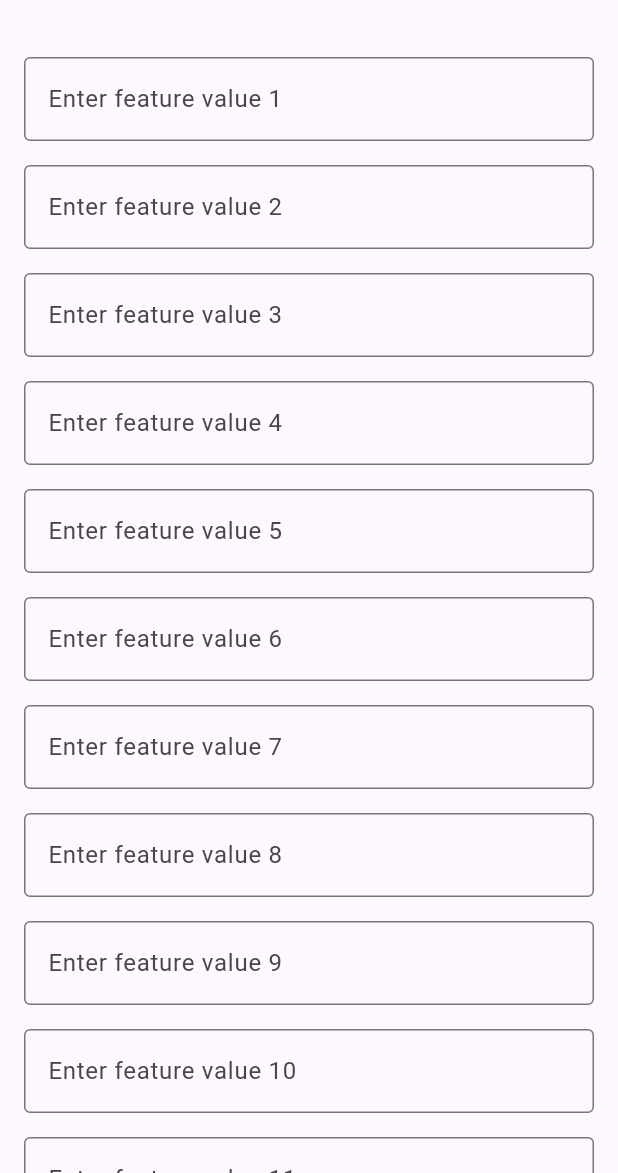
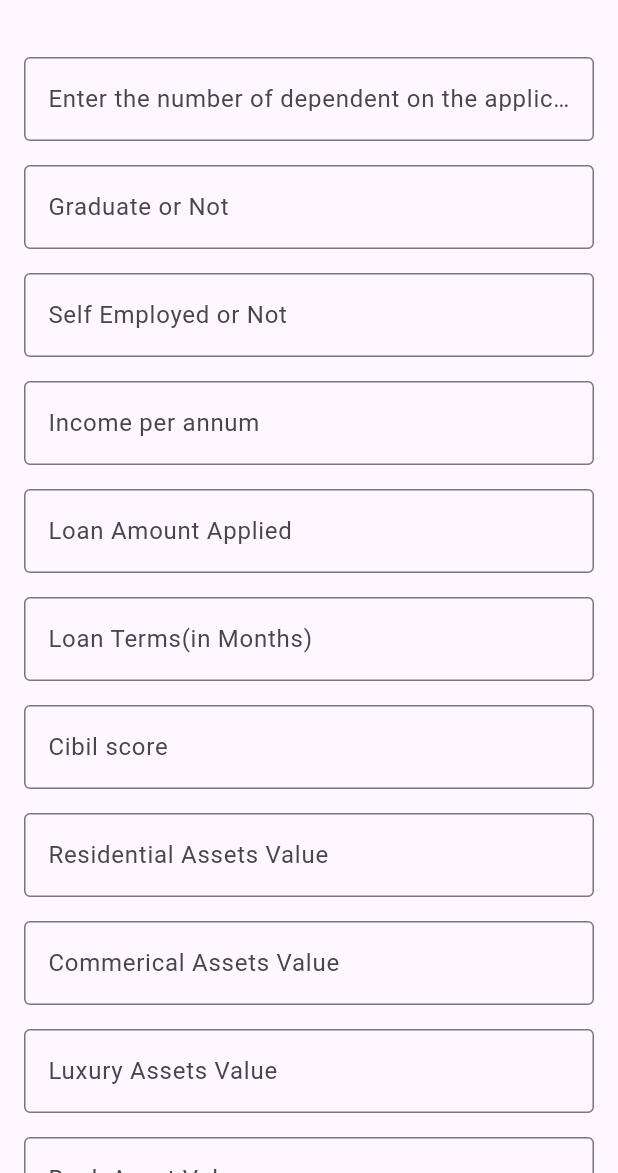
Before and after one commit to Amoako419/LoanAI, a Flutter app: the PredictionWidget widget shown alone on an empty page, opened directly, on a phone screen of 412 x 824 dp, the part 63-1236 px from its top. Run offline on Flutter 3.47's test engine with Material 3 defaults, Android fonts, the phone set to English and light mode, and no system bars; project files that could hold a hidden picture were left out.

Commit message:
UI updated

```diff
--- a/app/loanai_app/lib/pages/mainpage.dart
+++ b/app/loanai_app/lib/pages/mainpage.dart
@@ -24,17 +24,19 @@ class MyApp extends StatelessWidget {
                       title: Text('Feature Input Instructions'),
                       content: Text(
                           'Please enter values for the following features:\n\n'
-                          '1. Feature 1\n'
-                          '2. Feature 2\n'
-                          '3. Feature 3\n'
-                          '4. Feature 4\n'
-                          '5. Feature 5\n'
-                          '6. Feature 6\n'
-                          '7. Feature 7\n'
-                          '8. Feature 8\n'
-                          '9. Feature 9\n'
-                          '10. Feature 10\n'
-                          '11. Feature 11\n'),
+                          '1. Number of dependents\n'
+                          '2. Education (Gradute is 0, Not is 1)\n'
+                          '3. Self employed(Self_employed is 1, Not is 0)\n'
+                          '4. Income per year\n'
+                          '5. Amount requested\n'
+                          '6. Time to repay the loan (in Months)\n'
+                          '7. Cibil_score\n'
+                          '8. Residental Assets Value\n'
+                          '9. Commerical Assets Value\n'
+                          '10. Luxury Assets Value\n'
+                          '11. Bank Assets value\n'
+                          'If the predictions is 0 then donot approve the loan\n'
+                          'If the predictions is 1 then Approve the loan\n'),
                       actions: <Widget>[
                         TextButton(
                           child: Text('OK'),
@@ -130,7 +132,7 @@ class _PredictionWidgetState extends State<PredictionWidget> {
                 controller: _controller1,
                 decoration: InputDecoration(
                   border: OutlineInputBorder(),
-                  labelText: 'Enter feature value 1',
+                  labelText: 'Enter the number of dependent on the applicant',
                 ),
                 keyboardType: TextInputType.number,
               ),
@@ -141,7 +143,7 @@ class _PredictionWidgetState extends State<PredictionWidget> {
                 controller: _controller2,
                 decoration: InputDecoration(
                   border: OutlineInputBorder(),
-                  labelText: 'Enter feature value 2',
+                  labelText: 'Graduate or Not',
                 ),
                 keyboardType: TextInputType.number,
               ),
@@ -152,7 +154,7 @@ class _PredictionWidgetState extends State<PredictionWidget> {
                 controller: _controller3,
                 decoration: InputDecoration(
                   border: OutlineInputBorder(),
-                  labelText: 'Enter feature value 3',
+                  labelText: 'Self Employed or Not',
                 ),
                 keyboardType: TextInputType.number,
               ),
@@ -163,7 +165,7 @@ class _PredictionWidgetState extends State<PredictionWidget> {
                 controller: _controller4,
                 decoration: InputDecoration(
                   border: OutlineInputBorder(),
-                  labelText: 'Enter feature value 4',
+                  labelText: 'Income per annum',
                 ),
                 keyboardType: TextInputType.number,
               ),
@@ -174,7 +176,7 @@ class _PredictionWidgetState extends State<PredictionWidget> {
                 controller: _controller5,
                 decoration: InputDecoration(
                   border: OutlineInputBorder(),
-                  labelText: 'Enter feature value 5',
+                  labelText: 'Loan Amount Applied',
                 ),
                 keyboardType: TextInputType.number,
               ),
@@ -185,7 +187,7 @@ class _PredictionWidgetState extends State<PredictionWidget> {
                 controller: _controller6,
                 decoration: InputDecoration(
                   border: OutlineInputBorder(),
-                  labelText: 'Enter feature value 6',
+                  labelText: 'Loan Terms(in Months)',
                 ),
                 keyboardType: TextInputType.number,
               ),
@@ -196,7 +198,7 @@ class _PredictionWidgetState extends State<PredictionWidget> {
                 controller: _controller7,
                 decoration: InputDecoration(
                   border: OutlineInputBorder(),
-                  labelText: 'Enter feature value 7',
+                  labelText: 'Cibil score',
                 ),
                 keyboardType: TextInputType.number,
               ),
@@ -207,7 +209,7 @@ class _PredictionWidgetState extends State<PredictionWidget> {
                 controller: _controller8,
                 decoration: InputDecoration(
                   border: OutlineInputBorder(),
-                  labelText: 'Enter feature value 8',
+                  labelText: 'Residential Assets Value',
                 ),
                 keyboardType: TextInputType.number,
               ),
@@ -218,7 +220,7 @@ class _PredictionWidgetState extends State<PredictionWidget> {
                 controller: _controller9,
                 decoration: InputDecoration(
                   border: OutlineInputBorder(),
-                  labelText: 'Enter feature value 9',
+                  labelText: 'Commerical Assets Value',
                 ),
                 keyboardType: TextInputType.number,
               ),
@@ -229,7 +231,7 @@ class _PredictionWidgetState extends State<PredictionWidget> {
                 controller: _controller10,
                 decoration: InputDecoration(
                   border: OutlineInputBorder(),
-                  labelText: 'Enter feature value 10',
+                  labelText: 'Luxury Assets Value',
                 ),
                 keyboardType: TextInputType.number,
               ),
@@ -240,7 +242,7 @@ class _PredictionWidgetState extends State<PredictionWidget> {
                 controller: _controller11,
                 decoration: InputDecoration(
                   border: OutlineInputBorder(),
-                  labelText: 'Enter feature value 11',
+                  labelText: 'Bank Asset Value',
                 ),
                 keyboardType: TextInputType.number,
               ),
```
